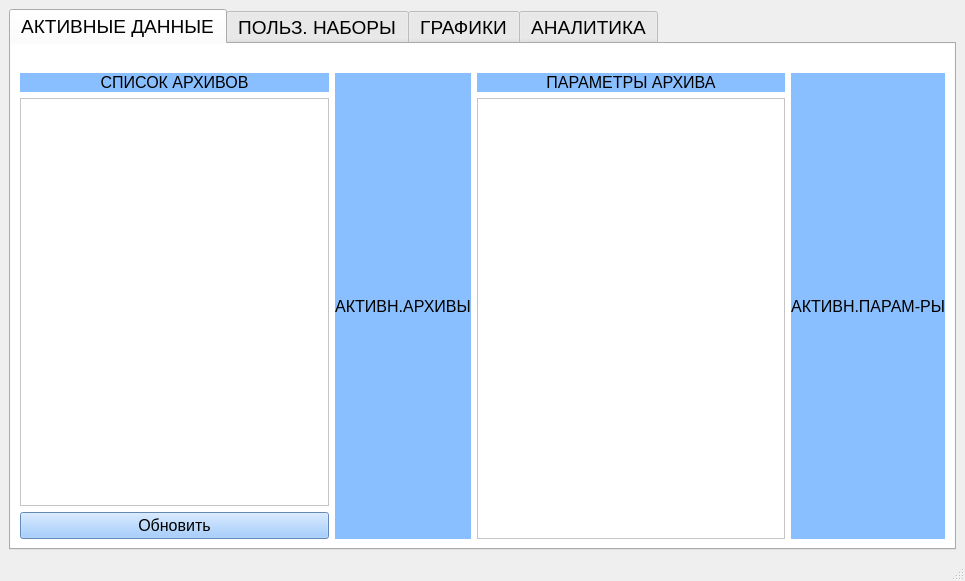
Old version of the form interface.ui in the repository victokryl2/ARCHIVES_VIEWER.
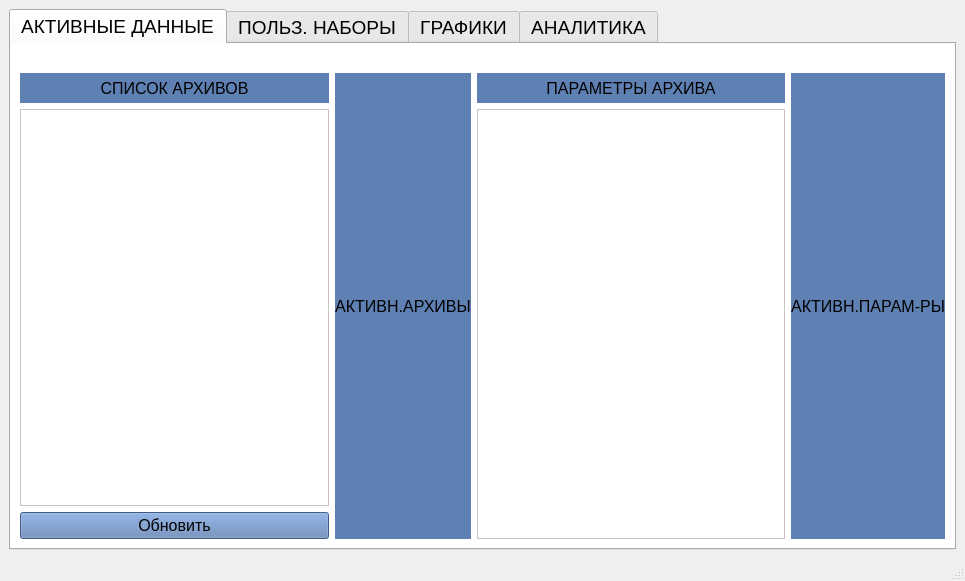
New version of the form.

Diff of the .ui file:
```diff
--- a/interface.ui
+++ b/interface.ui
@@ -80,13 +80,25 @@
             <layout class="QVBoxLayout" name="verticalLayout_2">
              <item>
               <widget class="QLabel" name="label">
+               <property name="sizePolicy">
+                <sizepolicy hsizetype="Preferred" vsizetype="Minimum">
+                 <horstretch>0</horstretch>
+                 <verstretch>0</verstretch>
+                </sizepolicy>
+               </property>
+               <property name="minimumSize">
+                <size>
+                 <width>0</width>
+                 <height>30</height>
+                </size>
+               </property>
                <property name="font">
                 <font>
                  <pointsize>12</pointsize>
                 </font>
                </property>
                <property name="styleSheet">
-                <string notr="true">background-color: rgb(138, 191, 255);</string>
+                <string notr="true">background-color: rgb(94, 128, 179);</string>
                </property>
                <property name="text">
                 <string>СПИСОК АРХИВОВ</string>
@@ -107,7 +119,7 @@
                   <x>0</x>
                   <y>0</y>
                   <width>308</width>
-                  <height>386</height>
+                  <height>375</height>
                  </rect>
                 </property>
                 <layout class="QVBoxLayout" name="verticalLayout_6">
@@ -143,7 +155,7 @@
                 </font>
                </property>
                <property name="styleSheet">
-                <string notr="true">background-color: rgb(138, 191, 255);</string>
+                <string notr="true">background-color: rgb(94, 128, 179);</string>
                </property>
                <property name="text">
                 <string>Обновить</string>
@@ -156,13 +168,25 @@
             <layout class="QVBoxLayout" name="verticalLayout_3">
              <item>
               <widget class="QLabel" name="label_2">
+               <property name="sizePolicy">
+                <sizepolicy hsizetype="Preferred" vsizetype="Minimum">
+                 <horstretch>0</horstretch>
+                 <verstretch>0</verstretch>
+                </sizepolicy>
+               </property>
+               <property name="minimumSize">
+                <size>
+                 <width>0</width>
+                 <height>30</height>
+                </size>
+               </property>
                <property name="font">
                 <font>
                  <pointsize>12</pointsize>
                 </font>
                </property>
                <property name="styleSheet">
-                <string notr="true">background-color: rgb(138, 191, 255);</string>
+                <string notr="true">background-color: rgb(94, 128, 179);</string>
                </property>
                <property name="text">
                 <string>АКТИВН.АРХИВЫ</string>
@@ -178,13 +202,25 @@
             <layout class="QVBoxLayout" name="verticalLayout_4">
              <item>
               <widget class="QLabel" name="label_3">
+               <property name="sizePolicy">
+                <sizepolicy hsizetype="Preferred" vsizetype="Minimum">
+                 <horstretch>0</horstretch>
+                 <verstretch>0</verstretch>
+                </sizepolicy>
+               </property>
+               <property name="minimumSize">
+                <size>
+                 <width>0</width>
+                 <height>30</height>
+                </size>
+               </property>
                <property name="font">
                 <font>
                  <pointsize>12</pointsize>
                 </font>
                </property>
                <property name="styleSheet">
-                <string notr="true">background-color: rgb(138, 191, 255);</string>
+                <string notr="true">background-color: rgb(94, 128, 179);</string>
                </property>
                <property name="text">
                 <string>ПАРАМЕТРЫ АРХИВА</string>
@@ -205,7 +241,7 @@
                   <x>0</x>
                   <y>0</y>
                   <width>307</width>
-                  <height>419</height>
+                  <height>408</height>
                  </rect>
                 </property>
                 <layout class="QVBoxLayout" name="verticalLayout_11">
@@ -222,13 +258,25 @@
             <layout class="QVBoxLayout" name="verticalLayout_5">
              <item>
               <widget class="QLabel" name="label_4">
+               <property name="sizePolicy">
+                <sizepolicy hsizetype="Preferred" vsizetype="Minimum">
+                 <horstretch>0</horstretch>
+                 <verstretch>0</verstretch>
+                </sizepolicy>
+               </property>
+               <property name="minimumSize">
+                <size>
+                 <width>0</width>
+                 <height>30</height>
+                </size>
+               </property>
                <property name="font">
                 <font>
                  <pointsize>12</pointsize>
                 </font>
                </property>
                <property name="styleSheet">
-                <string notr="true">background-color: rgb(138, 191, 255);</string>
+                <string notr="true">background-color: rgb(94, 128, 179);</string>
                </property>
                <property name="text">
                 <string>АКТИВН.ПАРАМ-РЫ</string>
```
